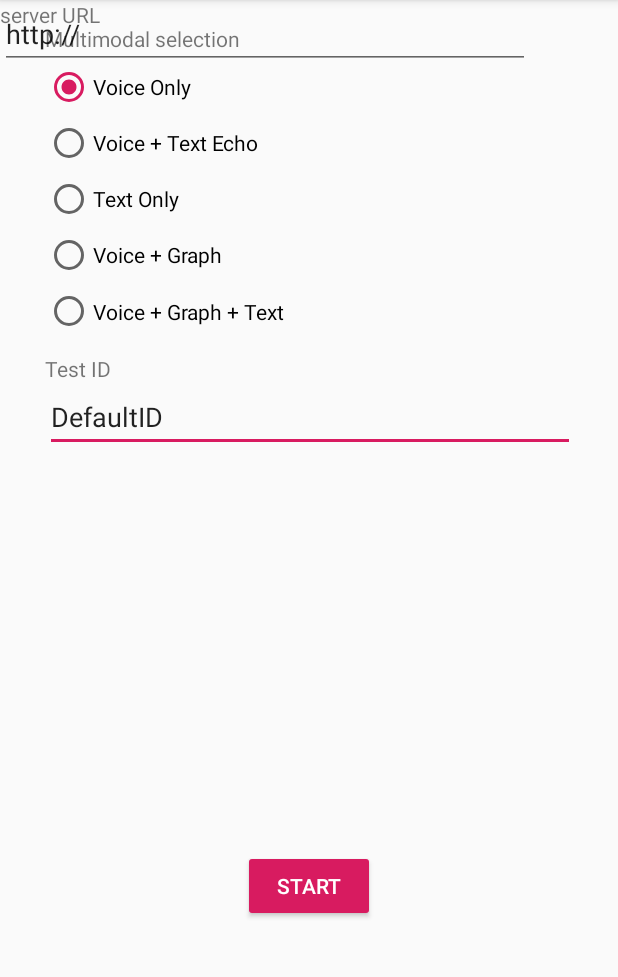
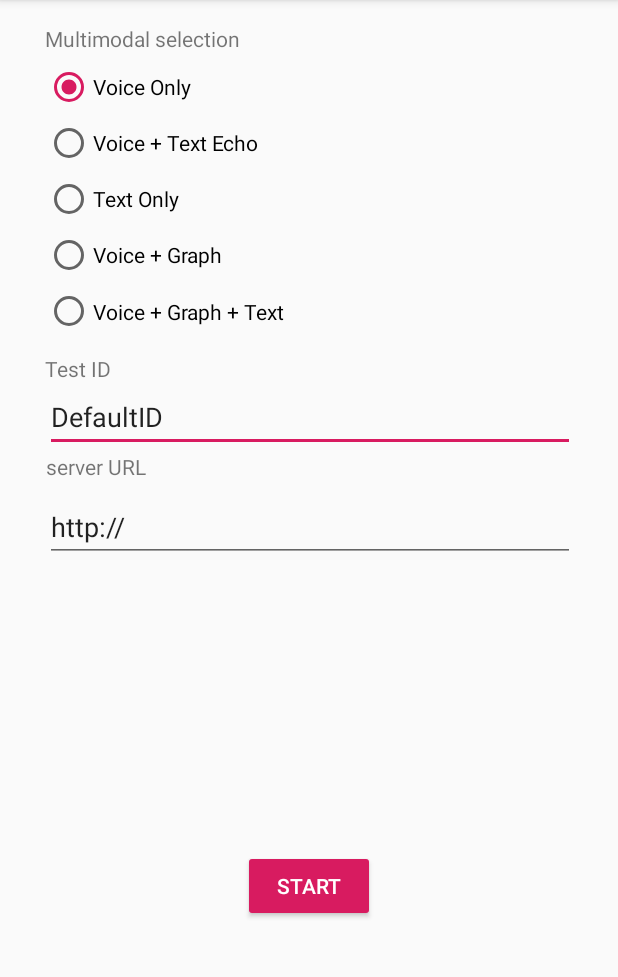
Before and after one commit to maoyuchaxue/vui-pilot-testbed, an Android app: the screen it shows after launch (MainActivity), on a phone screen of 412 x 824 dp, the part 84-1061 px from its top. Run offline under Robolectric (Android 15) with nearby library versions, the phone set to English and light mode, and no system bars.

Commit message:
fixed bugs, but still not working

```diff
--- a/android/app/src/main/java/edu/tsinghua/vui/vuitestbed/playback/TTSPlaybackHandler.java
+++ b/android/app/src/main/java/edu/tsinghua/vui/vuitestbed/playback/TTSPlaybackHandler.java
@@ -3,6 +3,7 @@ package edu.tsinghua.vui.vuitestbed.playback;
 import android.media.AudioFormat;
 import android.media.AudioManager;
 import android.media.AudioTrack;
+import android.util.Log;
 
 import edu.tsinghua.vui.vuitestbed.tts.TTSNetService;
 
@@ -17,11 +18,12 @@ public class TTSPlaybackHandler implements PlaybackHandler {
     public TTSPlaybackHandler(String appKey, String secretKey) {
         netService = new TTSNetService(appKey, secretKey);
 
-        int bufsize = AudioTrack.getMinBufferSize(sampleRate, AudioFormat.CHANNEL_IN_DEFAULT, AudioFormat.ENCODING_PCM_16BIT);
+        int bufsize = AudioTrack.getMinBufferSize(sampleRate, AudioFormat.CHANNEL_OUT_MONO, AudioFormat.ENCODING_PCM_16BIT);
+        Log.e("VUI", new Integer(bufsize).toString());
 
         audioTrack = new AudioTrack(AudioManager.STREAM_MUSIC,
                 sampleRate, //sample rate
-                AudioFormat.CHANNEL_OUT_STEREO, //2 channel
+                AudioFormat.CHANNEL_OUT_MONO, //1 channel
                 AudioFormat.ENCODING_PCM_16BIT, // 16-bit
                 bufsize,
                 AudioTrack.MODE_STREAM);
--- a/android/app/src/main/java/edu/tsinghua/vui/vuitestbed/testctrl/AudioCapturer.java
+++ b/android/app/src/main/java/edu/tsinghua/vui/vuitestbed/testctrl/AudioCapturer.java
@@ -14,9 +14,9 @@ public class AudioCapturer {
     private AudioRecord audioRecord;
 
     public AudioCapturer() {
-        int bufsize = AudioRecord.getMinBufferSize(sampleRate, AudioFormat.CHANNEL_IN_DEFAULT, AudioFormat.ENCODING_PCM_16BIT);
+        int bufsize = AudioRecord.getMinBufferSize(sampleRate, AudioFormat.CHANNEL_IN_MONO, AudioFormat.ENCODING_PCM_16BIT);
         audioRecord = new AudioRecord(MediaRecorder.AudioSource.MIC, sampleRate,
-                AudioFormat.CHANNEL_IN_DEFAULT, AudioFormat.ENCODING_PCM_16BIT, packageDurationInMs * sampleSizeInBits * 5);
+                AudioFormat.CHANNEL_IN_MONO, AudioFormat.ENCODING_PCM_16BIT, packageDurationInMs * sampleSizeInBits * 5);
     }
 
     public void start() {
--- a/android/app/src/main/res/layout/content_main.xml
+++ b/android/app/src/main/res/layout/content_main.xml
@@ -122,17 +122,28 @@
         android:id="@+id/textView3"
         android:layout_width="wrap_content"
         android:layout_height="wrap_content"
+        android:layout_marginStart="16dp"
+        android:layout_marginLeft="16dp"
+        android:layout_marginEnd="300dp"
+        android:layout_marginRight="300dp"
         android:text="server URL"
-        tools:layout_editor_absoluteX="16dp"
-        tools:layout_editor_absoluteY="299dp" />
+        app:layout_constraintEnd_toEndOf="parent"
+        app:layout_constraintStart_toStartOf="parent"
+        app:layout_constraintTop_toBottomOf="@+id/test_id_textview" />
 
     <EditText
         android:id="@+id/server_url_text"
         android:layout_width="353dp"
         android:layout_height="46dp"
+        android:layout_marginStart="16dp"
+        android:layout_marginLeft="16dp"
+        android:layout_marginTop="8dp"
+        android:layout_marginEnd="15dp"
+        android:layout_marginRight="15dp"
         android:ems="10"
         android:inputType="text"
         android:text="http://"
-        tools:layout_editor_absoluteX="16dp"
-        tools:layout_editor_absoluteY="326dp" />
+        app:layout_constraintEnd_toEndOf="parent"
+        app:layout_constraintStart_toStartOf="parent"
+        app:layout_constraintTop_toBottomOf="@+id/textView3" />
 </android.support.constraint.ConstraintLayout>
```
Also changed, not shown: android/app/src/main/java/edu/tsinghua/vui/vuitestbed/SingleTestActivity.java (+6 -4 lines), 4 other files.
